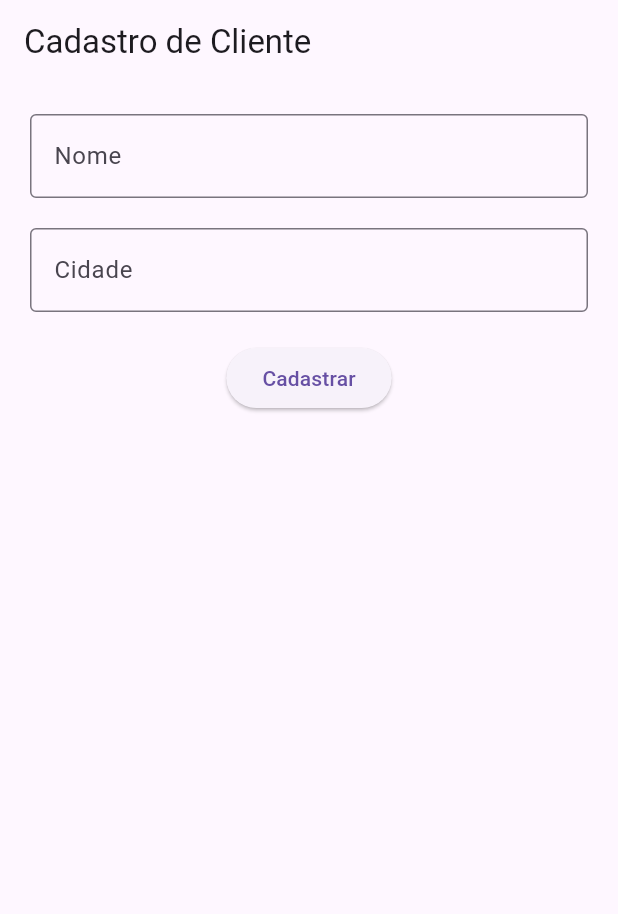
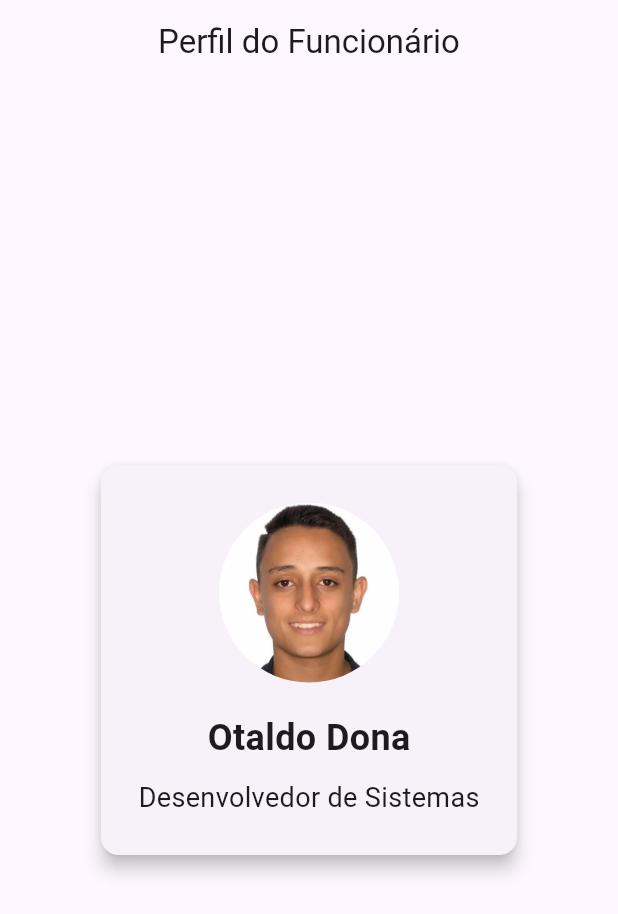
Before and after one commit to neildev7/ativ1-navegacao, a Flutter app: the screen it shows after launch, on a phone screen of 412 x 824 dp. Shown: the top 914 px of the screen. Run offline on Flutter 3.47's test engine with Material 3 defaults, Android fonts, the phone set to English and light mode, and no system bars.

Commit message:
Atividade 3

```diff
--- a/lib/main.dart
+++ b/lib/main.dart
@@ -11,113 +11,61 @@ class MeuApp extends StatelessWidget {
   Widget build(BuildContext context) {
     return MaterialApp(
       debugShowCheckedModeBanner: false,
-      home: const CadastroCliente(),
+      title: 'Perfil do Funcionário',
+      home: const PerfilFuncionario(),
     );
   }
 }
 
-class CadastroCliente extends StatefulWidget {
-  const CadastroCliente({super.key});
-
-  @override
-  State<CadastroCliente> createState() => _CadastroClienteState();
-}
-
-class _CadastroClienteState extends State<CadastroCliente> {
-  final TextEditingController nomeController = TextEditingController();
-  final TextEditingController cidadeController = TextEditingController();
-
-  void abrirResumo() {
-    String nome = nomeController.text;
-    String cidade = cidadeController.text;
-
-    Navigator.push(
-      context,
-      MaterialPageRoute(
-        builder: (context) => ResumoCliente(
-          nome: nome,
-          cidade: cidade,
-        ),
-      ),
-    );
-  }
+class PerfilFuncionario extends StatelessWidget {
+  const PerfilFuncionario({super.key});
 
   @override
   Widget build(BuildContext context) {
     return Scaffold(
       appBar: AppBar(
-        title: const Text('Cadastro de Cliente'),
+        title: const Text('Perfil do Funcionário'),
+        centerTitle: true,
       ),
-      body: Padding(
-        padding: const EdgeInsets.all(20),
-        child: Column(
-          children: [
-            TextField(
-              controller: nomeController,
-              decoration: const InputDecoration(
-                labelText: 'Nome',
-                border: OutlineInputBorder(),
-              ),
-            ),
 
-            const SizedBox(height: 20),
+      body: Center(
+        child: Card(
+          elevation: 5,
+          margin: const EdgeInsets.all(20),
 
-            TextField(
-              controller: cidadeController,
-              decoration: const InputDecoration(
-                labelText: 'Cidade',
-                border: OutlineInputBorder(),
-              ),
-            ),
+          child: Padding(
+            padding: const EdgeInsets.all(25),
 
-            const SizedBox(height: 20),
-
-            ElevatedButton(
-              onPressed: abrirResumo,
-              child: const Text('Cadastrar'),
-            ),
-          ],
-        ),
-      ),
-    );
-  }
-}
-
-class ResumoCliente extends StatelessWidget {
-  final String nome;
-  final String cidade;
-
-  const ResumoCliente({
-    super.key,
-    required this.nome,
-    required this.cidade,
-  });
-
-  @override
-  Widget build(BuildContext context) {
-    return Scaffold(
-      appBar: AppBar(
-        title: const Text('Resumo'),
-      ),
-      body: Padding(
-        padding: const EdgeInsets.all(20),
-        child: Card(
-          child: Padding(
-            padding: const EdgeInsets.all(20),
             child: Column(
               mainAxisSize: MainAxisSize.min,
-              crossAxisAlignment: CrossAxisAlignment.start,
               children: [
-                Text(
-                  'Nome: $nome',
-                  style: const TextStyle(fontSize: 20),
+                ClipRRect(
+                  borderRadius: BorderRadius.circular(100),
+                  child: Image.asset(
+                    'assets/funcionario.jpg',
+                    width: 120,
+                    height: 120,
+                    fit: BoxFit.cover,
+                  ),
+                ),
+
+                const SizedBox(height: 20),
+
+                const Text(
+                  'Otaldo Dona',
+                  style: TextStyle(
+                    fontSize: 24,
+                    fontWeight: FontWeight.bold,
+                  ),
                 ),
 
                 const SizedBox(height: 10),
 
-                Text(
-                  'Cidade: $cidade',
-                  style: const TextStyle(fontSize: 20),
+                const Text(
+                  'Desenvolvedor de Sistemas',
+                  style: TextStyle(
+                    fontSize: 18,
+                  ),
                 ),
               ],
             ),
```
Also changed, not shown: pubspec.yaml (+3 -65 lines), assets/funcionario.jpg (added).
